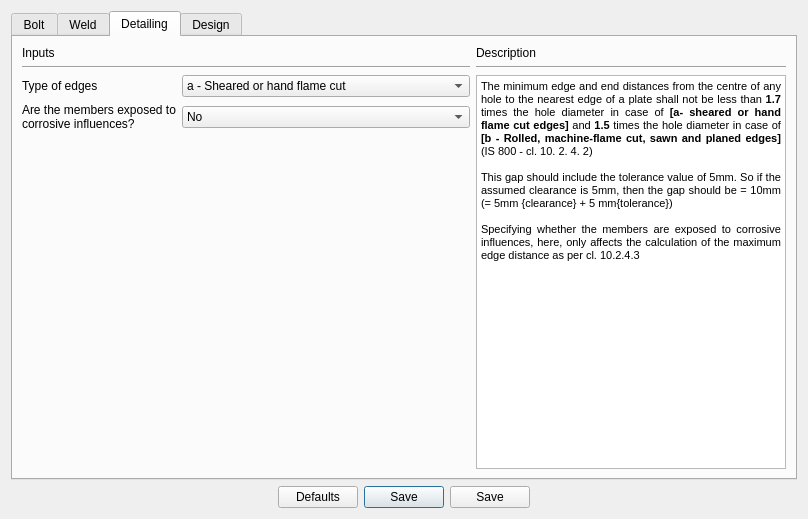
The window that Connections/Moment/CCEndPlateSplice/ui_column_end_plate_design_preferences.ui (swa2028/Osdag3) describes before a commit, drawn with Qt 5.
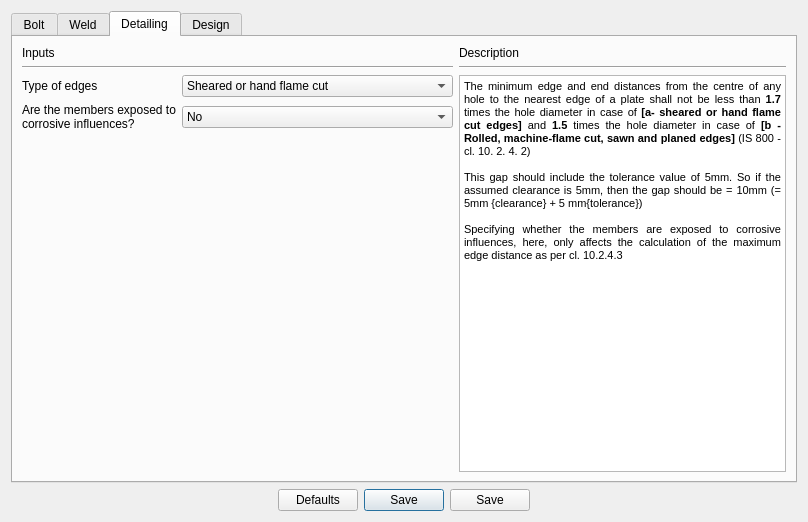
The same window after the commit. The open tabs and pages were chosen to show the change.

Diff of the .ui file:
```diff
--- a/Connections/Moment/CCEndPlateSplice/ui_column_end_plate_design_preferences.ui
+++ b/Connections/Moment/CCEndPlateSplice/ui_column_end_plate_design_preferences.ui
@@ -7,7 +7,7 @@
     <x>0</x>
     <y>0</y>
     <width>808</width>
-    <height>519</height>
+    <height>522</height>
    </rect>
   </property>
   <property name="windowTitle">
@@ -88,7 +88,7 @@
       </font>
      </property>
      <property name="currentIndex">
-      <number>0</number>
+      <number>3</number>
      </property>
      <widget class="QWidget" name="tab_Bolt">
       <attribute name="title">
@@ -745,12 +745,12 @@
             <widget class="QComboBox" name="combo_detailingEdgeType">
              <item>
               <property name="text">
-               <string>a - Sheared or hand flame cut</string>
+               <string>Sheared or hand flame cut</string>
               </property>
              </item>
              <item>
               <property name="text">
-               <string>b - Rolled, machine-flame cut, sawn and planed</string>
+               <string>Rolled, machine-flame cut, sawn and planed</string>
               </property>
              </item>
             </widget>
```
